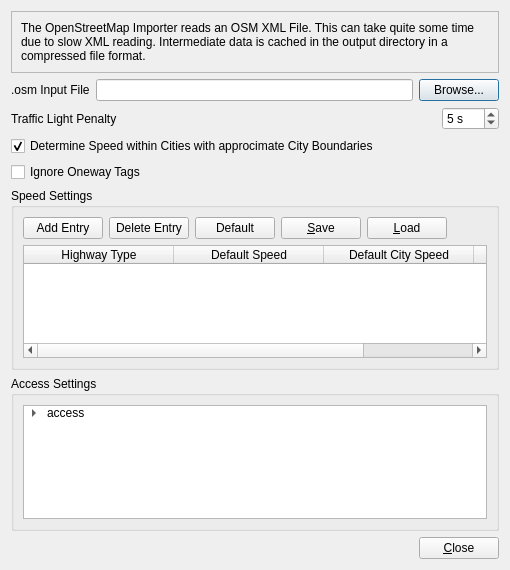
This is plugins/osmimporter/oisettingsdialog.ui in shentok/MoNav as Qt 5 draws it before an edit. The edited form follows.
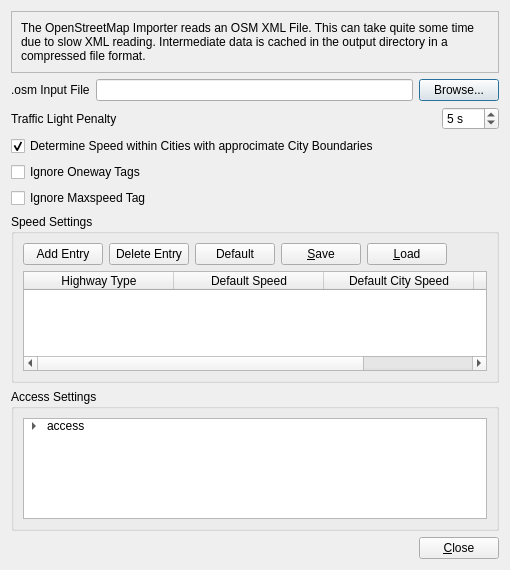
This is the edited form.

Commit message: OSMI: Added option to ignore maxspeed tag

The edit to the form file:
```diff
--- a/plugins/osmimporter/oisettingsdialog.ui
+++ b/plugins/osmimporter/oisettingsdialog.ui
@@ -141,6 +141,13 @@
      </property>
     </widget>
    </item>
+   <item>
+    <widget class="QCheckBox" name="ignoreMaxspeed">
+     <property name="text">
+      <string>Ignore Maxspeed Tag</string>
+     </property>
+    </widget>
+   </item>
    <item>
     <widget class="QGroupBox" name="groupBox">
      <property name="title">
```
The commit also changes 3 other files.
